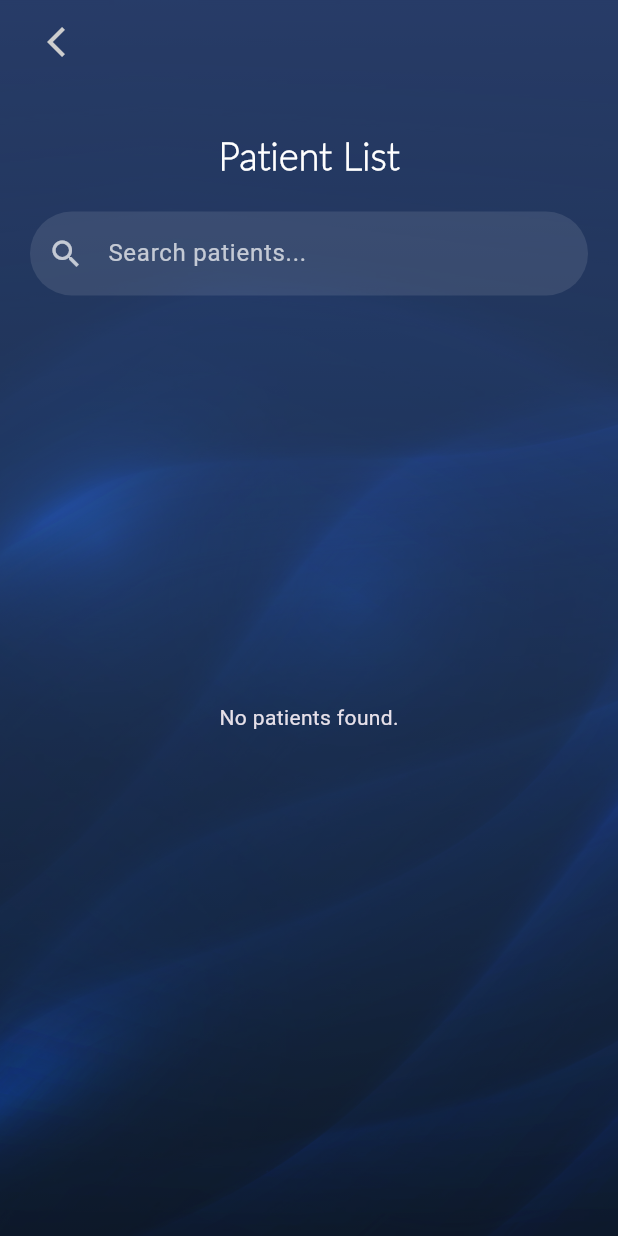
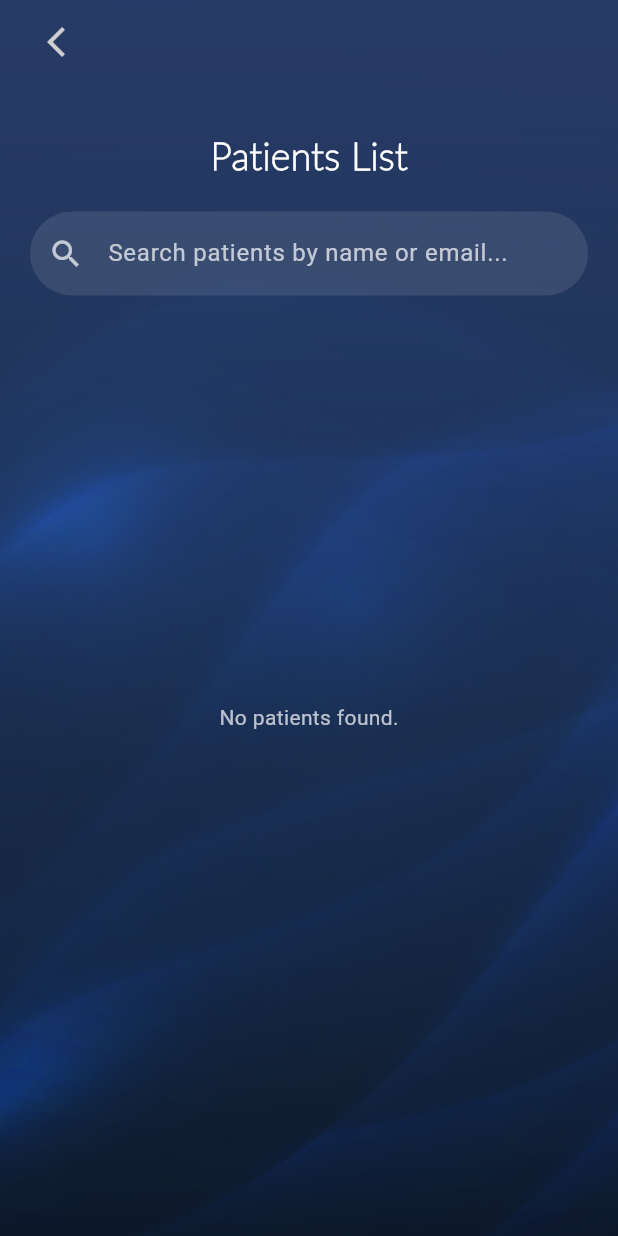
Before and after one commit to malakHelmy/Neurithm, a Flutter app: the PatientsListPage screen opened directly, on a phone screen of 412 x 824 dp. Run offline on Flutter 3.47's test engine with Material 3 defaults, Android fonts, the phone set to English and light mode, and no system bars; our stand-ins replace audioplayers, cloud_firestore, firebase_auth, firebase_core, flutter_rating_bar, flutter_tts and 2 more; accounts and stored records are empty.

Commit message:
search patients

```diff
--- a/neurithm/lib/screens/viewPatients.dart
+++ b/neurithm/lib/screens/viewPatients.dart
@@ -2,13 +2,18 @@ import 'package:flutter/material.dart';
 import 'package:cloud_firestore/cloud_firestore.dart';
 import '../widgets/wavesBackground.dart';
 import '../widgets/appbar.dart';
-import '../screens/viewAppRatings.dart';
-import '../screens/viewPatients.dart';
-import '../screens/adminSettings.dart';
 import '../models/patient.dart';
 
-class PatientsListPage extends StatelessWidget {
+class PatientsListPage extends StatefulWidget {
   const PatientsListPage({Key? key}) : super(key: key);
+
+  @override
+  _PatientsListPageState createState() => _PatientsListPageState();
+}
+
+class _PatientsListPageState extends State<PatientsListPage> {
+  final TextEditingController _searchController = TextEditingController();
+  String _searchQuery = "";
 
   @override
   Widget build(BuildContext context) {
@@ -37,7 +42,7 @@ class PatientsListPage extends StatelessWidget {
               child: Column(
                 children: [
                   const Text(
-                    'Patient List',
+                    'Patients List',
                     style: TextStyle(
                       fontSize: 25,
                       fontFamily: 'Lato',
@@ -46,11 +51,19 @@ class PatientsListPage extends StatelessWidget {
                     ),
                   ),
                   const SizedBox(height: 20),
+
+                  // Search Field
                   Padding(
                     padding: const EdgeInsets.symmetric(horizontal: 20),
                     child: TextField(
+                      controller: _searchController,
+                      onChanged: (value) {
+                        setState(() {
+                          _searchQuery = value.toLowerCase(); // normalize case
+                        });
+                      },
                       decoration: InputDecoration(
-                        hintText: 'Search patients...',
+                        hintText: 'Search patients by name or email...',
                         hintStyle: const TextStyle(color: Colors.white70),
                         prefixIcon: const Icon(Icons.search, color: Colors.white70),
                         filled: true,
@@ -63,7 +76,9 @@ class PatientsListPage extends StatelessWidget {
                       style: const TextStyle(color: Colors.white),
                     ),
                   ),
+
                   const SizedBox(height: 20),
+
                   Expanded(
                     child: StreamBuilder<QuerySnapshot>(
                       stream: FirebaseFirestore.instance.collection('patients').snapshots(),
@@ -73,11 +88,21 @@ class PatientsListPage extends StatelessWidget {
                         } else if (snapshot.hasError) {
                           return Center(child: Text('Error: ${snapshot.error}'));
                         } else if (!snapshot.hasData || snapshot.data!.docs.isEmpty) {
-                          return const Center(child: Text('No patients found.'));
+                          return const Center(child: Text('No patients found.', style: TextStyle(color: Colors.white70)));
                         } else {
-                          final patients = snapshot.data!.docs.map((doc) {
-                            return Patient.fromMap(doc.data() as Map<String, dynamic>);
-                          }).toList();
+                          final patients = snapshot.data!.docs
+                              .map((doc) => Patient.fromMap(doc.data() as Map<String, dynamic>))
+                              .where((patient) {
+                                final fullName = '${patient.firstName} ${patient.lastName}'.toLowerCase();
+                                final email = patient.email.toLowerCase();
+                                return fullName.contains(_searchQuery) || email.contains(_searchQuery);
+                              }).toList();
+
+                          if (patients.isEmpty) {
+                            return const Center(
+                              child: Text('No matching patients found.', style: TextStyle(color: Colors.white70)),
+                            );
+                          }
 
                           return ListView.builder(
                             itemCount: patients.length,
@@ -106,10 +131,6 @@ class PatientsListPage extends StatelessWidget {
                                     'Email: ${patient.email}',
                                     style: const TextStyle(color: Colors.white70),
                                   ),
-                                  trailing: IconButton(
-                                    icon: const Icon(Icons.more_vert, color: Colors.white),
-                                    onPressed: () {},
-                                  ),
                                 ),
                               );
                             },
```
